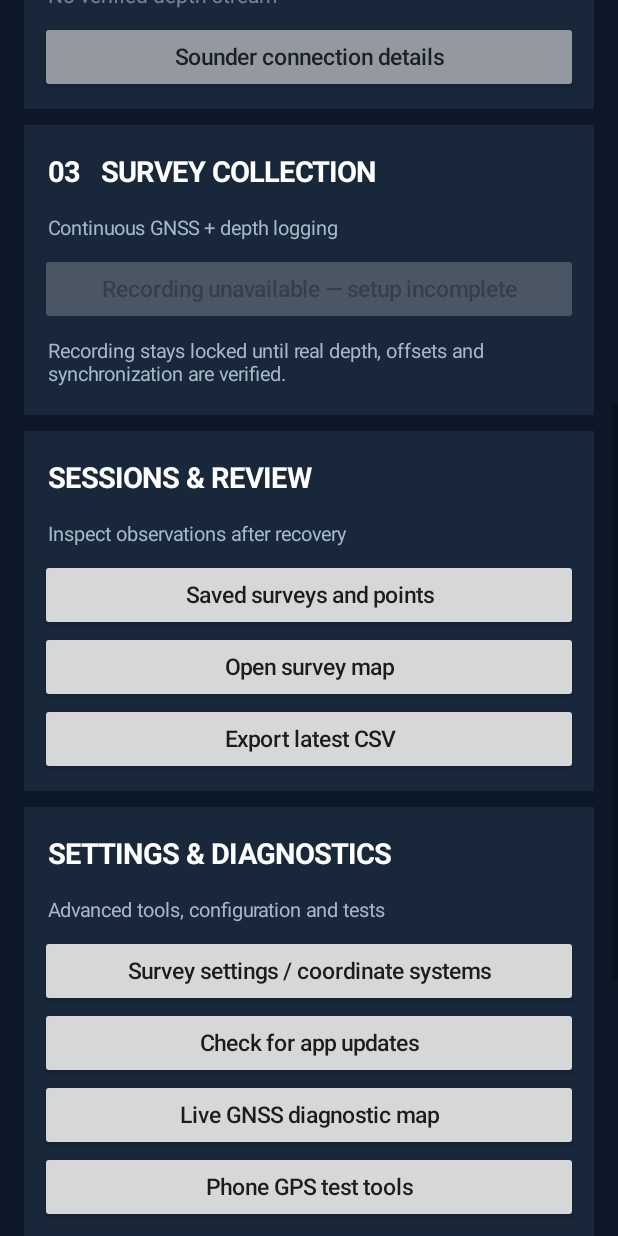
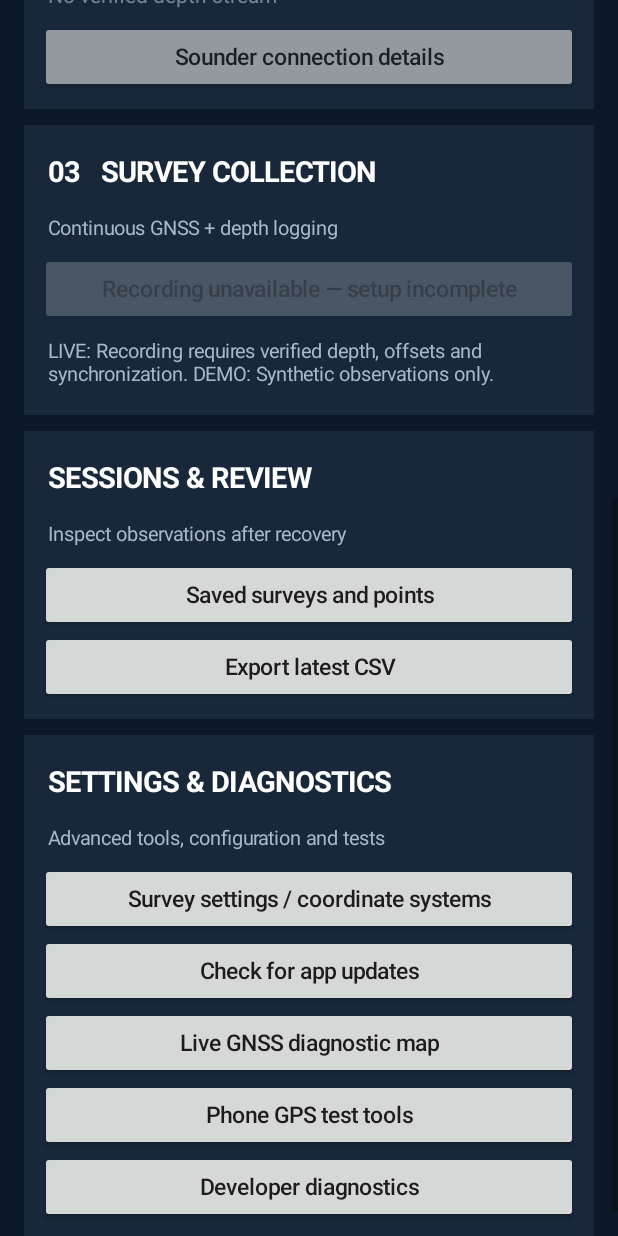
Before and after one commit to fieldlogic-lab/TriDroneUpgrades, an Android app: the screen it shows after launch (MainActivity), scrolled down 576 dp, on a phone screen of 412 x 824 dp. Run offline under Robolectric (Android 15) with nearby library versions, the light colour scheme and no system bars; pictures from the network do not load.

Commit message:
QA cleanup: repair demo CSV rows, preserve demo status, remove duplicate review and hide development controls

```diff
--- a/app/src/main/java/com/massisolutions/tridrone/MainActivity.kt
+++ b/app/src/main/java/com/massisolutions/tridrone/MainActivity.kt
@@ -44,7 +44,7 @@ class MainActivity : Activity(), LocationListener {
             val depth = 2.5 + kotlin.math.sin(demoCount * 0.12) * 0.4
             try {
                 demoWriter?.write(String.format(Locale.US,
-                    "%d,%.9f,%.9f,%.3f,DEMO_SYNTHETIC,NOT_FOR_SURVEY\\n",
+                    "%d,%.9f,%.9f,%.3f,DEMO_SYNTHETIC,NOT_FOR_SURVEY\n",
                     t, lat, lon, depth))
                 demoWriter?.flush()
                 demoCount++
@@ -77,7 +77,7 @@ class MainActivity : Activity(), LocationListener {
         }
         if (::setupStatus.isInitialized && demoMode) setupStatus.text = if (demoGnss) "SIMULATED RTK FIX" else "Awaiting demo GNSS"
         if (::sounderStatus.isInitialized && demoMode) sounderStatus.text = if (demoSounder) "SIMULATED DEPTH CONNECTED" else "Awaiting demo sounder"
-        demoStatus.text = "DEMO ONLY  •  ${demoCount} synthetic observations\\n" +
+        demoStatus.text = "DEMO ONLY  •  ${demoCount} synthetic observations\n" +
             "GNSS: ${if (demoGnss) "SIMULATED FIX" else "NOT CONNECTED"}  •  " +
             "Depth: ${if (demoSounder) "SIMULATED" else "NOT CONNECTED"}"
     }
@@ -104,7 +104,7 @@ class MainActivity : Activity(), LocationListener {
             val folder = File(filesDir, "demo_surveys").apply { mkdirs() }
             demoFile = File(folder, "DEMO_${System.currentTimeMillis()}.csv")
             demoWriter = demoFile!!.bufferedWriter()
-            demoWriter!!.write("event_utc_ms,latitude_deg,longitude_deg,simulated_depth_m,source,usage\\n")
+            demoWriter!!.write("event_utc_ms,latitude_deg,longitude_deg,simulated_depth_m,source,usage\n")
             demoWriter!!.flush()
             demoCount = 0
             demoRecording = true
@@ -345,10 +345,9 @@ class MainActivity : Activity(), LocationListener {
         }
         setupNext.isEnabled = false
         captureCard.addView(setupNext)
-        captureCard.addView(heading("Recording stays locked until real depth, offsets and synchronization are verified.", 13f, muted))
+        captureCard.addView(heading("LIVE: Recording requires verified depth, offsets and synchronization. DEMO: Synthetic observations only.", 13f, muted))
         val reviewCard = section("SESSIONS & REVIEW", "Inspect observations after recovery")
         reviewCard.addView(action("Saved surveys and points") { if (demoMode) showDemoReview() else showSavedSurveys() })
-        reviewCard.addView(action("Open survey map") { if (demoMode) showDemoReview() else showSurveyMap() })
         reviewCard.addView(action("Export latest CSV") {
             if (demoMode) {
                 val file = File(filesDir, "demo_surveys").listFiles { f -> f.isFile && f.extension == "csv" }?.maxByOrNull { it.lastModified() }
@@ -364,6 +363,7 @@ class MainActivity : Activity(), LocationListener {
                 android.view.View.GONE else android.view.View.VISIBLE
         })
         val testCard = section("DEVELOPMENT ONLY", "Synthetic soundings are never survey observations")
+        testCard.visibility = android.view.View.GONE
         simulationStatus = heading("Simulation stopped", 14f, muted)
         testCard.addView(simulationStatus)
         testCard.addView(action("Start simulated depth test") { startSimulation() })
@@ -377,6 +377,10 @@ class MainActivity : Activity(), LocationListener {
         demoRecordButton = setupNext
         demoStatus = heading("DEMO ONLY  •  Synthetic observations never enter live surveys", 14f, muted)
         wizard.addView(demoStatus)
+        demoStatus.visibility = android.view.View.GONE
+        toolsCard.addView(action("Developer diagnostics") {
+            testCard.visibility = if (testCard.visibility == android.view.View.VISIBLE) android.view.View.GONE else android.view.View.VISIBLE
+        })
         updateDemoUi()
         legacyPanel = layout
         legacyPanel.visibility = android.view.View.GONE
@@ -613,6 +617,7 @@ class MainActivity : Activity(), LocationListener {
             "\nHydroLite depth unavailable" +
             "\nSynchronized capture not implemented"
         sounderStatus.text = "Disconnected • Depth unavailable"
+        if (demoMode) updateDemoUi()
         val rp = getSharedPreferences("rtk_status", MODE_PRIVATE)
         val rtkAge = (System.currentTimeMillis() - rp.getLong("last_fix_ms", 0L)) / 1000
         val quality = rp.getString("quality", "?") ?: "?"
```
